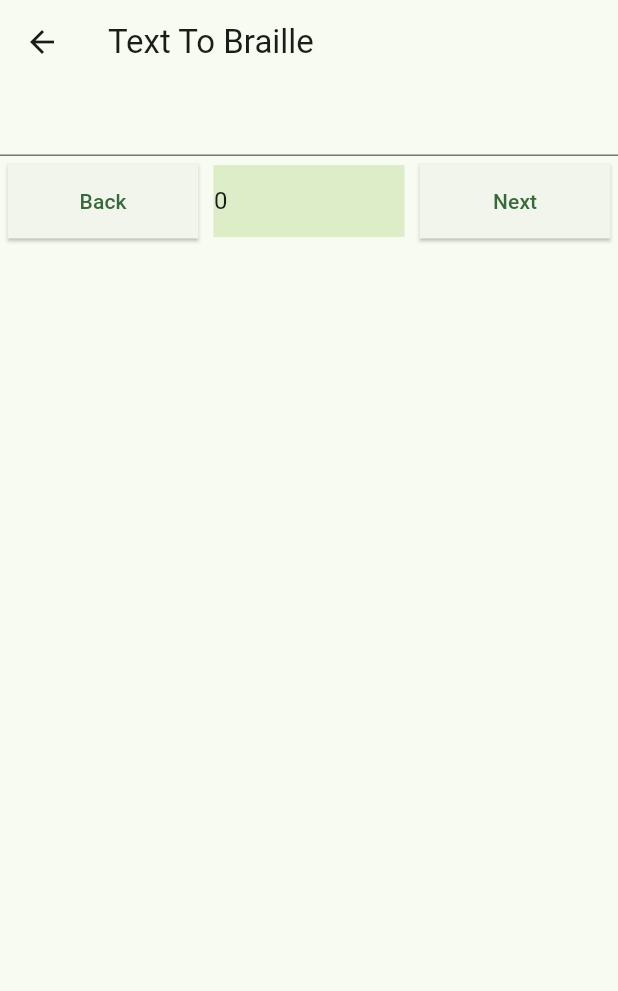
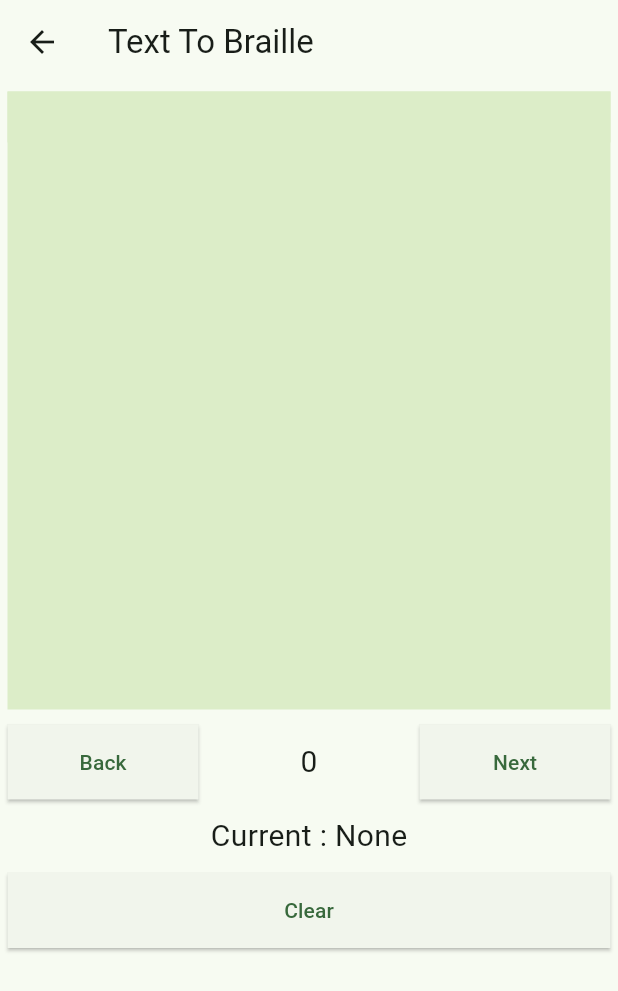
Before and after one commit to mohanavel15/RefreshableBrailleDisplay, a Flutter app: the TextToBraille screen opened directly, after a tap on "Next", on a phone screen of 412 x 824 dp. Shown: the top 991 px of the screen. Run offline on Flutter 3.47's test engine with Material 3 defaults, Android fonts, the phone set to English and light mode, and no system bars; our stand-ins replace dio, file_picker; network calls fail.

Commit message:
app rework: Done. Review code once before merging

```diff
--- a/app/lib/text_to_braille.dart
+++ b/app/lib/text_to_braille.dart
@@ -12,20 +12,17 @@ class TextToBraille extends StatefulWidget {
 
 class _TextToBrailleState extends State<TextToBraille> {
   final TextEditingController _textController = TextEditingController();
-  final TextEditingController _inputController = TextEditingController();
   int _currentIndex = 0;
 
   @override
   void initState() {
     super.initState();
     _textController.text = widget.text;
-    _inputController.text = "$_currentIndex";
   }
 
   @override
   void dispose() {
     _textController.dispose();
-    _inputController.dispose();
     super.dispose();
   }
 
@@ -33,29 +30,40 @@ class _TextToBrailleState extends State<TextToBraille> {
     String text = _textController.text;
     if (_currentIndex >= 0 && _currentIndex < text.length) {
       String character = text[_currentIndex];
+      doPost(character);
+    }
+  }
+
+  void doPost(String character) async {
     String url = 'http://192.168.144.142:5000/display';
     try {
-        Response response =
-            await Dio().post(url, data: character);
+      Response response = await Dio().post(url, data: character);
       debugPrint(response.data);
     } catch (e) {
       debugPrint('Error: $e');
     }
   }
-  }
 
   void _decrementIndex() {
     setState(() {
-      _currentIndex = (_currentIndex - 1).clamp(0, _textController.text.isNotEmpty ? _textController.text.length - 1 : 0);
-      _inputController.text = "$_currentIndex";
+      _currentIndex = (_currentIndex - 1).clamp(
+          0,
+          _textController.text.isNotEmpty
+              ? _textController.text.length - 1
+              : 0);
     });
+    _postCharacter();
   }
 
   void _incrementIndex() {
     setState(() {
-      _currentIndex = (_currentIndex + 1).clamp(0, _textController.text.isNotEmpty ? _textController.text.length - 1 : 0);
-      _inputController.text = "$_currentIndex";
+      _currentIndex = (_currentIndex + 1).clamp(
+          0,
+          _textController.text.isNotEmpty
+              ? _textController.text.length - 1
+              : 0);
     });
+    _postCharacter();
   }
 
   @override
@@ -66,7 +74,12 @@ class _TextToBrailleState extends State<TextToBraille> {
       ),
       body: Column(
         children: [
-          TextField(
+          Padding(
+            padding: const EdgeInsets.all(5.0),
+            child: Container(
+              height: MediaQuery.of(context).size.height / 2,
+              color: Colors.lightGreen.shade100,
+              child: TextField(
                 controller: _textController,
                 maxLines: null,
                 onChanged: (value) {
@@ -74,6 +87,22 @@ class _TextToBrailleState extends State<TextToBraille> {
                     _currentIndex = 0;
                   });
                 },
+                decoration: InputDecoration(
+                  border: InputBorder.none,
+                  focusedBorder: InputBorder.none,
+                  enabledBorder: InputBorder.none,
+                  errorBorder: InputBorder.none,
+                  disabledBorder: InputBorder.none,
+                  contentPadding: const EdgeInsets.all(5.0),
+                  isDense: true,
+                  filled: true,
+                  fillColor: Colors.lightGreen.shade100,
+                ),
+                textAlignVertical: TextAlignVertical.top,
+                scrollPhysics: const BouncingScrollPhysics(),
+                keyboardType: TextInputType.multiline,
+              ),
+            ),
           ),
           Row(
             children: [
@@ -95,22 +124,8 @@ class _TextToBrailleState extends State<TextToBraille> {
               Expanded(
                 child: Padding(
                   padding: const EdgeInsets.all(5.0),
-                  child: Container(
-                    color: Colors.lightGreen.shade100,
-                    child: TextField(
-                      onChanged: (_) {
-                        _postCharacter();
-                      },
-                      controller: _inputController,
-                      keyboardType: TextInputType.number,
-                      decoration: const InputDecoration(
-                        border: InputBorder.none,
-                        focusedBorder: InputBorder.none,
-                        enabledBorder: InputBorder.none,
-                        errorBorder: InputBorder.none,
-                        disabledBorder: InputBorder.none,
-                      ),
-                    ),
+                  child: Center(
+                    child: Text("$_currentIndex", style: const TextStyle(fontSize: 20))
                   ),
                 ),
               ),
@@ -131,6 +146,31 @@ class _TextToBrailleState extends State<TextToBraille> {
               ),
             ],
           ),
+          Column(
+            children: [
+              Padding(
+                padding: const EdgeInsets.all(5.0),
+                child: Text(
+                  "Current : ${_textController.text.isNotEmpty ? _textController.text[_currentIndex] : 'None'}",
+                  style: const TextStyle(fontSize: 20),
+                ),
+              ),
+              Padding(
+                padding: const EdgeInsets.all(5.0),
+                child: ElevatedButton(
+                  onPressed: () => doPost(" "),
+                  style: ElevatedButton.styleFrom(
+                    shape: const RoundedRectangleBorder(
+                      borderRadius: BorderRadius.zero,
+                    ),
+                    minimumSize:
+                        Size(MediaQuery.of(context).size.width - 5, 50),
+                  ),
+                  child: const Text('Clear'),
+                ),
+              ),
+            ],
+          ),
         ],
       ),
     );
```
Also changed, not shown: app/lib/upload.dart (+14 -4 lines), 1 other file. Lines whose indentation alone changed are shown as unchanged.
